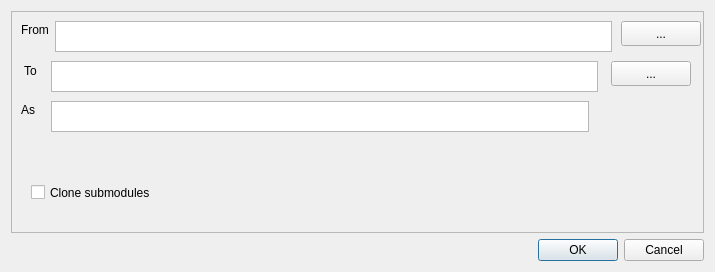
The window that src/clone.ui (wwestrop/qgit) describes before a commit, drawn with Qt 5.
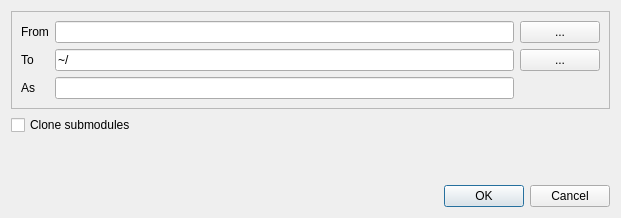
The same window after the commit.

Commit message: Initial stab at getting a clone dialog in

```diff
--- a/src/clone.ui
+++ b/src/clone.ui
@@ -6,8 +6,8 @@
    <rect>
     <x>0</x>
     <y>0</y>
-    <width>715</width>
-    <height>272</height>
+    <width>621</width>
+    <height>218</height>
    </rect>
   </property>
   <property name="windowTitle">
@@ -28,116 +28,66 @@
      <property name="frameShadow">
       <enum>QFrame::Raised</enum>
      </property>
-     <widget class="QPushButton" name="BtnBrowseFrom">
-      <property name="geometry">
-       <rect>
-        <x>610</x>
-        <y>10</y>
-        <width>80</width>
-        <height>25</height>
-       </rect>
-      </property>
-      <property name="sizePolicy">
-       <sizepolicy hsizetype="Minimum" vsizetype="Minimum">
-        <horstretch>0</horstretch>
-        <verstretch>0</verstretch>
-       </sizepolicy>
-      </property>
-      <property name="text">
-       <string>...</string>
-      </property>
-     </widget>
+     <layout class="QGridLayout" name="gridLayout">
+      <item row="0" column="0">
      <widget class="QLabel" name="label">
-      <property name="geometry">
-       <rect>
-        <x>10</x>
-        <y>10</y>
-        <width>28</width>
-        <height>17</height>
-       </rect>
-      </property>
       <property name="text">
        <string>From</string>
       </property>
      </widget>
-     <widget class="QTextEdit" name="textEdit">
-      <property name="geometry">
-       <rect>
-        <x>44</x>
-        <y>10</y>
-        <width>557</width>
-        <height>31</height>
-       </rect>
-      </property>
-     </widget>
-     <widget class="QPushButton" name="BtnBrowseTo">
-      <property name="geometry">
-       <rect>
-        <x>600</x>
-        <y>50</y>
-        <width>80</width>
-        <height>25</height>
-       </rect>
+      </item>
+      <item row="0" column="2">
+       <widget class="QPushButton" name="BtnBrowseFrom">
+        <property name="sizePolicy">
+         <sizepolicy hsizetype="Minimum" vsizetype="Minimum">
+          <horstretch>0</horstretch>
+          <verstretch>0</verstretch>
+         </sizepolicy>
       </property>
       <property name="text">
        <string>...</string>
       </property>
      </widget>
-     <widget class="QTextEdit" name="textEdit_2">
-      <property name="geometry">
-       <rect>
-        <x>40</x>
-        <y>50</y>
-        <width>547</width>
-        <height>31</height>
-       </rect>
-      </property>
-     </widget>
+      </item>
+      <item row="1" column="0">
      <widget class="QLabel" name="label_2">
-      <property name="geometry">
-       <rect>
-        <x>13</x>
-        <y>51</y>
-        <width>16</width>
-        <height>17</height>
-       </rect>
-      </property>
       <property name="text">
        <string>To</string>
       </property>
      </widget>
+      </item>
+      <item row="1" column="2">
+       <widget class="QPushButton" name="BtnBrowseTo">
+        <property name="text">
+         <string>...</string>
+        </property>
+       </widget>
+      </item>
+      <item row="2" column="0">
      <widget class="QLabel" name="label_3">
-      <property name="geometry">
-       <rect>
-        <x>10</x>
-        <y>90</y>
-        <width>16</width>
-        <height>17</height>
-       </rect>
-      </property>
       <property name="text">
        <string>As</string>
       </property>
      </widget>
-     <widget class="QTextEdit" name="textEdit_3">
-      <property name="geometry">
-       <rect>
-        <x>40</x>
-        <y>90</y>
-        <width>538</width>
-        <height>31</height>
-       </rect>
-      </property>
-     </widget>
+      </item>
+      <item row="0" column="1">
+       <widget class="QLineEdit" name="lineEdit"/>
+      </item>
+      <item row="1" column="1">
+       <widget class="QLineEdit" name="lineEdit_2">
+        <property name="text">
+         <string>~/</string>
+        </property>
+       </widget>
+      </item>
+      <item row="2" column="1">
+       <widget class="QLineEdit" name="lineEdit_3"/>
+      </item>
+     </layout>
+    </widget>
+   </item>
+   <item>
      <widget class="QCheckBox" name="checkBox">
-      <property name="geometry">
-       <rect>
-        <x>20</x>
-        <y>170</y>
-        <width>124</width>
-        <height>23</height>
-       </rect>
-      </property>
       <property name="sizePolicy">
        <sizepolicy hsizetype="Expanding" vsizetype="Fixed">
         <horstretch>0</horstretch>
@@ -148,7 +98,19 @@
        <string>Clone submodules</string>
       </property>
      </widget>
-    </widget>
+   </item>
+   <item>
+    <spacer name="verticalSpacer">
+     <property name="orientation">
+      <enum>Qt::Vertical</enum>
+     </property>
+     <property name="sizeHint" stdset="0">
+      <size>
+       <width>20</width>
+       <height>40</height>
+      </size>
+     </property>
+    </spacer>
    </item>
    <item>
     <widget class="QDialogButtonBox" name="buttonBox">
```
Lines whose indentation alone changed are shown as unchanged.
